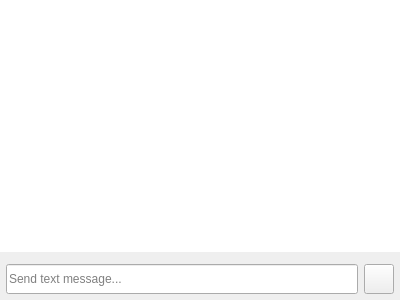
This is instantmessagingwidget.ui in savoirfairelinux/jami-client-windows as Qt 5 draws it before an edit. The edited form follows.
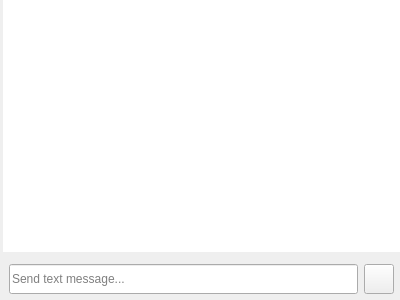
This is the edited form. Icons and pictures are not drawn.

The edit to the form file:
```diff
--- a/instantmessagingwidget.ui
+++ b/instantmessagingwidget.ui
@@ -21,7 +21,7 @@
   </property>
   <layout class="QVBoxLayout" name="verticalLayout">
    <property name="leftMargin">
-    <number>0</number>
+    <number>3</number>
    </property>
    <property name="topMargin">
     <number>0</number>
@@ -46,6 +46,18 @@
      <property name="horizontalScrollMode">
       <enum>QAbstractItemView::ScrollPerPixel</enum>
      </property>
+     <property name="isWrapping" stdset="0">
+      <bool>true</bool>
+     </property>
+     <property name="layoutMode">
+      <enum>QListView::Batched</enum>
+     </property>
+     <property name="spacing">
+      <number>2</number>
+     </property>
+     <property name="wordWrap">
+      <bool>true</bool>
+     </property>
     </widget>
    </item>
    <item>
```
